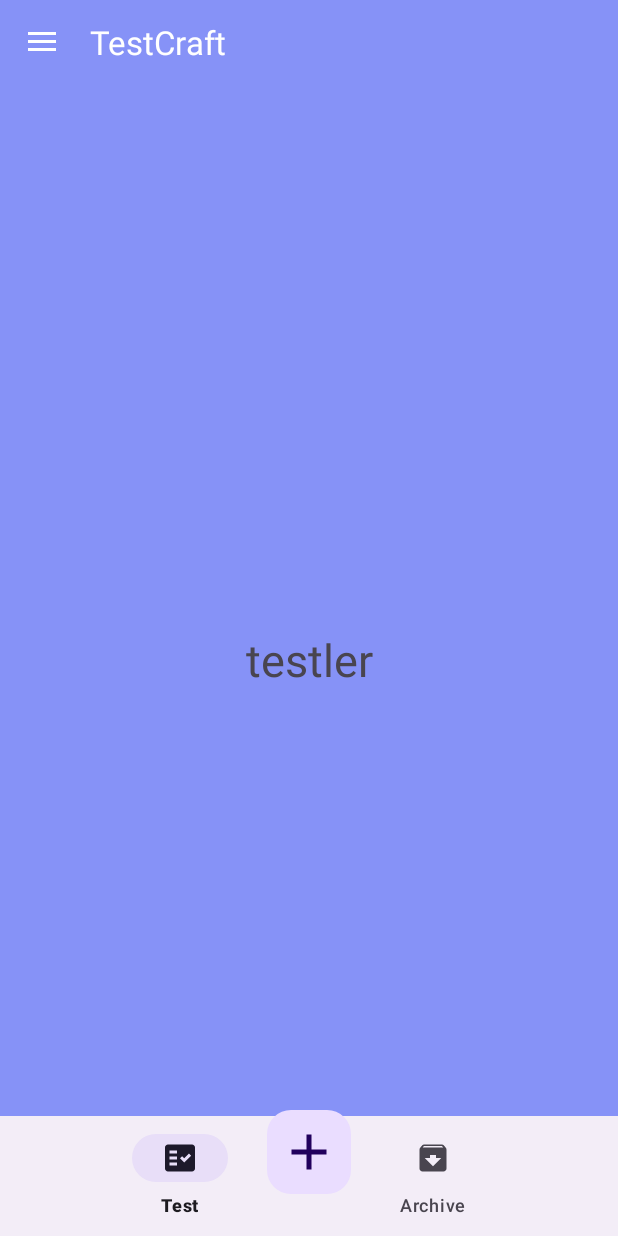
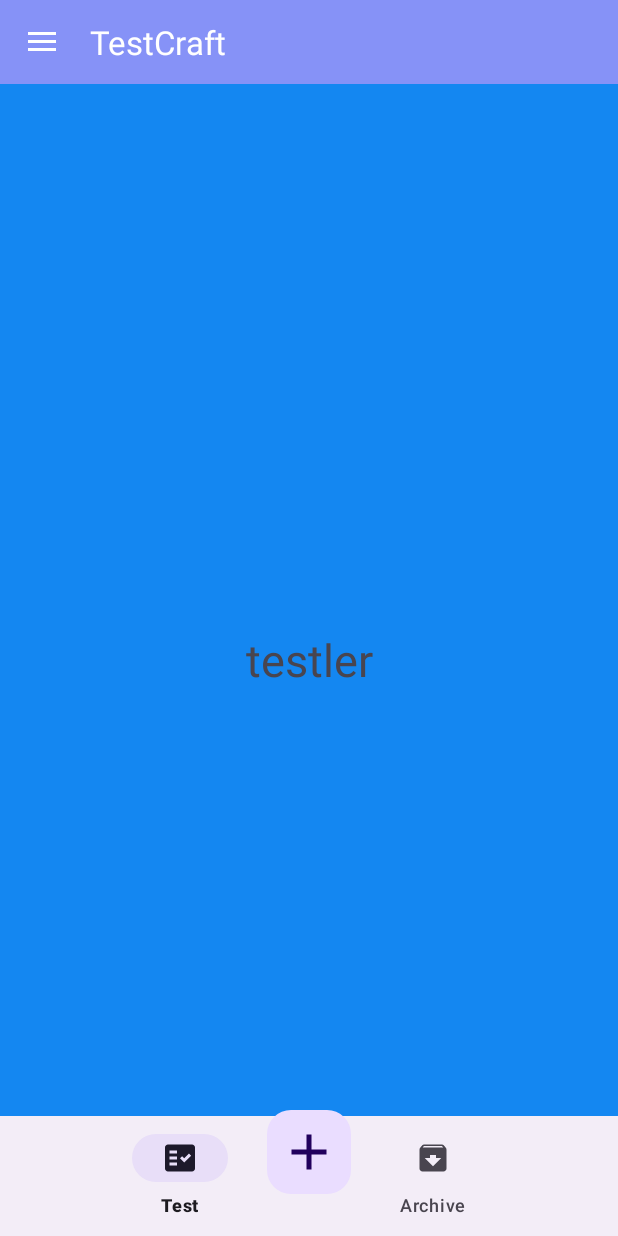
Before and after one commit to esrakmas/TestCraft, an Android app: the HomePage screen opened directly, with no data from a screen before it, on a phone screen of 412 x 824 dp. Run offline under Robolectric (Android 15) with nearby library versions, the phone set to English and light mode, and no system bars.

```diff
--- a/app/src/main/res/layout/activity_home_page.xml
+++ b/app/src/main/res/layout/activity_home_page.xml
@@ -32,7 +32,7 @@
             <androidx.coordinatorlayout.widget.CoordinatorLayout
                 android:layout_width="match_parent"
                 android:layout_height="match_parent"
-                android:background="@color/lavender">
+                android:background="@color/SkyBlue">
 
 
                 <com.google.android.material.bottomappbar.BottomAppBar
```
